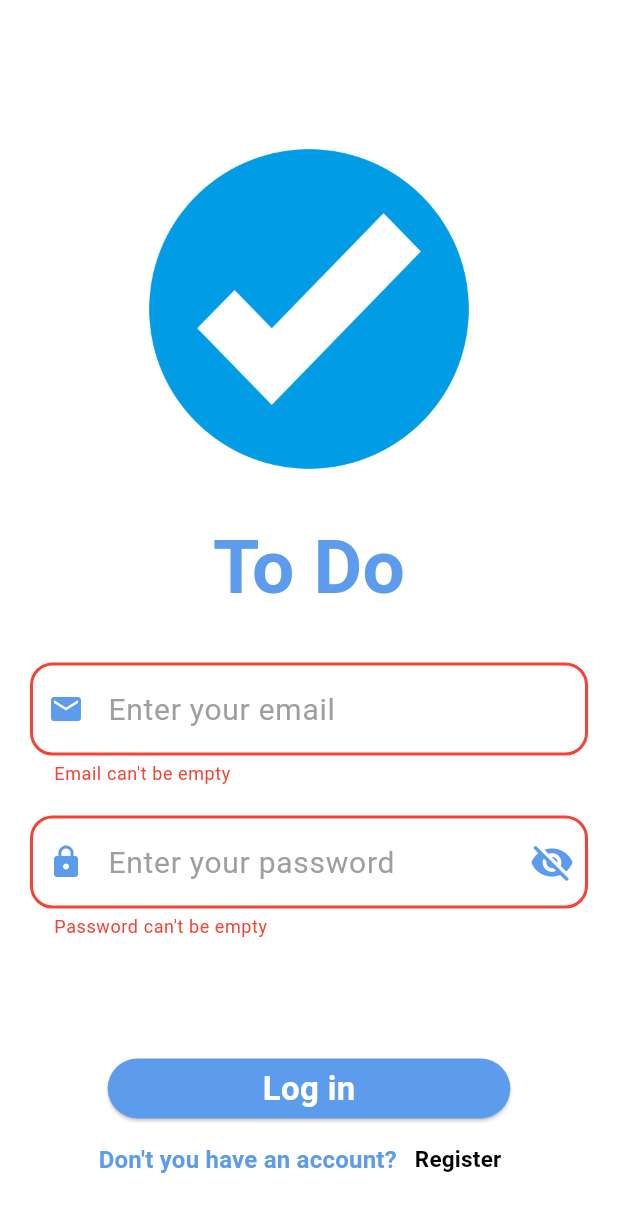
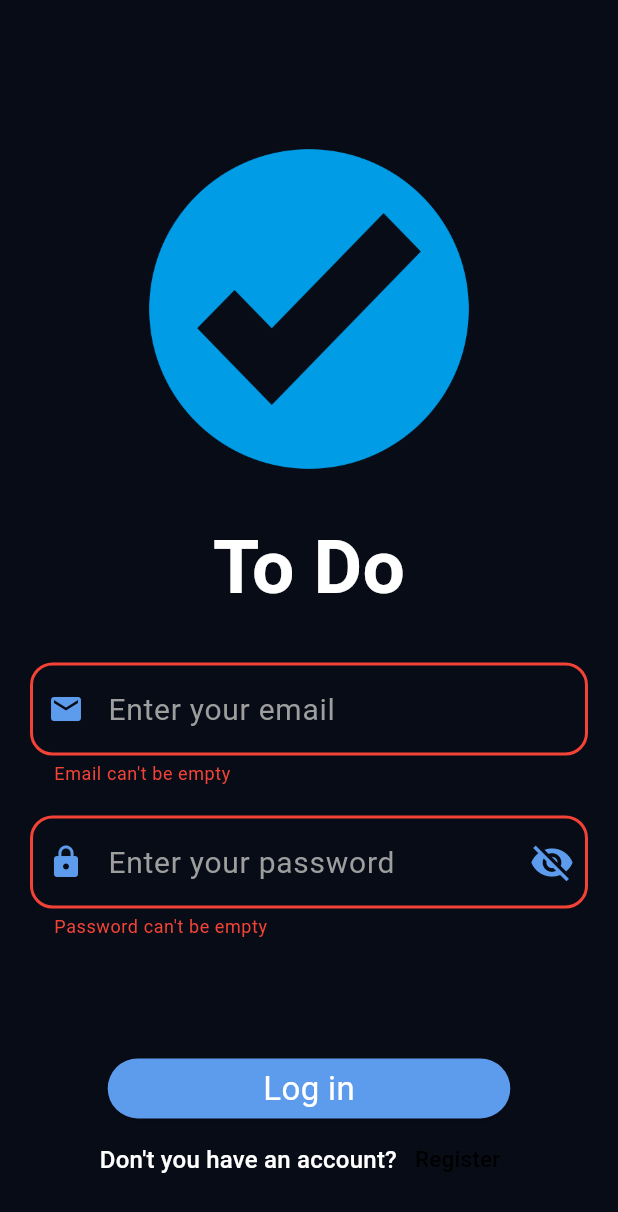
Before and after one commit to DdooMI/to_do_app, a Flutter app: the screen it shows after launch, after a tap on "Log in", on a phone screen of 412 x 824 dp. Shown: the top 1212 px of the screen. Run offline on Flutter 3.47's test engine with Material 3 defaults, Android fonts, the phone set to English and light mode, and no system bars; our stand-ins replace cloud_firestore, easy_date_timeline, firebase_auth, firebase_core, flutter_slidable, fluttertoast and 1 more; accounts and stored records are empty.

Commit message:
dark and local

```diff
--- a/lib/main.dart
+++ b/lib/main.dart
@@ -1,7 +1,10 @@
 import 'package:firebase_core/firebase_core.dart';
 import 'package:flutter/material.dart';
 import 'package:provider/provider.dart';
+import 'package:shared_preferences/shared_preferences.dart';
 import 'package:to_do_app/firebase_options.dart';
+import 'package:to_do_app/providers/dark_provider.dart';
+import 'package:to_do_app/providers/localization_provider.dart';
 import 'package:to_do_app/providers/task_provider.dart';
 import 'package:to_do_app/providers/user_provider.dart';
 import 'package:to_do_app/screens/bottom_navigation_bar/bottom_navigator_bar.dart';
@@ -15,7 +18,13 @@ Future<void> main() async {
   await Firebase.initializeApp(
     options: DefaultFirebaseOptions.currentPlatform,
   );
+  SharedPreferences prefs = await SharedPreferences.getInstance();
   runApp(MultiProvider(providers: [
+    ChangeNotifierProvider<LocalizationProvider>(
+        create: (_) =>
+            LocalizationProvider(locale: prefs.getString("local") ?? "en")),
+    ChangeNotifierProvider<DarkProvider>(
+        create: (_) => DarkProvider(dark: prefs.getBool("isDark") ?? false)),
     ChangeNotifierProvider<TaskProvider>(create: (_) => TaskProvider()),
     ChangeNotifierProvider<UserProvider>(create: (_) => UserProvider()),
   ], child: const MyApp()));
@@ -34,7 +43,7 @@ class _MyAppState extends State<MyApp> {
     return MaterialApp(
       theme: ThemeApp.lightTheme,
       darkTheme: ThemeApp.darkTheme,
-      themeMode: ThemeMode.light,
+      themeMode: ThemeMode.dark,
       routes: {
         SplashScreen.routeName: (_) => const SplashScreen(),
         BottomNavigatorBar.routeName: (_) => const BottomNavigatorBar(),
--- a/pubspec.yaml
+++ b/pubspec.yaml
@@ -45,6 +45,7 @@ dependencies:
   flutter_slidable: ^3.1.1
   fluttertoast: ^8.2.8
   firebase_auth: ^5.3.1
+  shared_preferences: ^2.3.2
 
 dev_dependencies:
   flutter_test:
```
Also changed, not shown: lib/providers/dark_provider.dart (added, +22 -0 lines), lib/providers/localization_provider.dart (added, +22 -0 lines), pubspec.lock, 1 other file.
